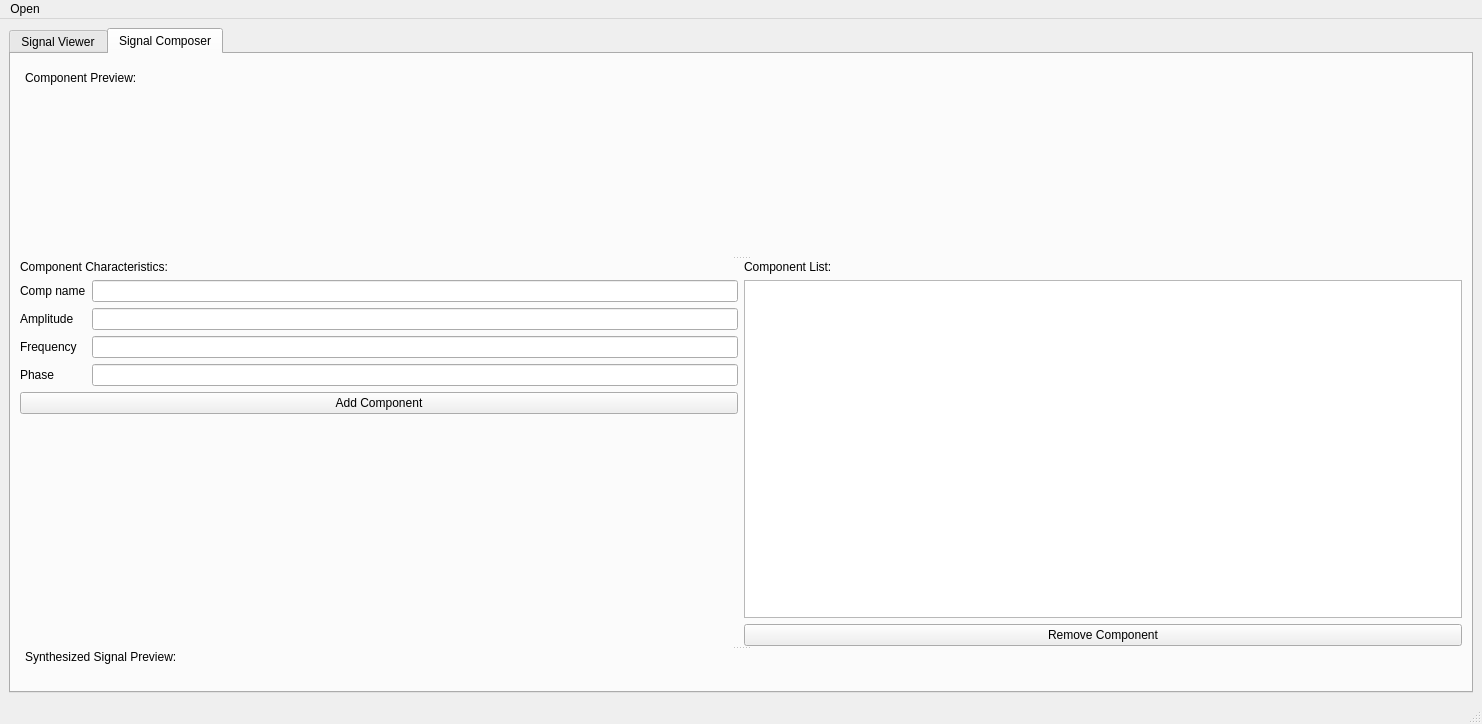
Old version of the form S.ui in the repository RushingBlast/DSP_Task_2.
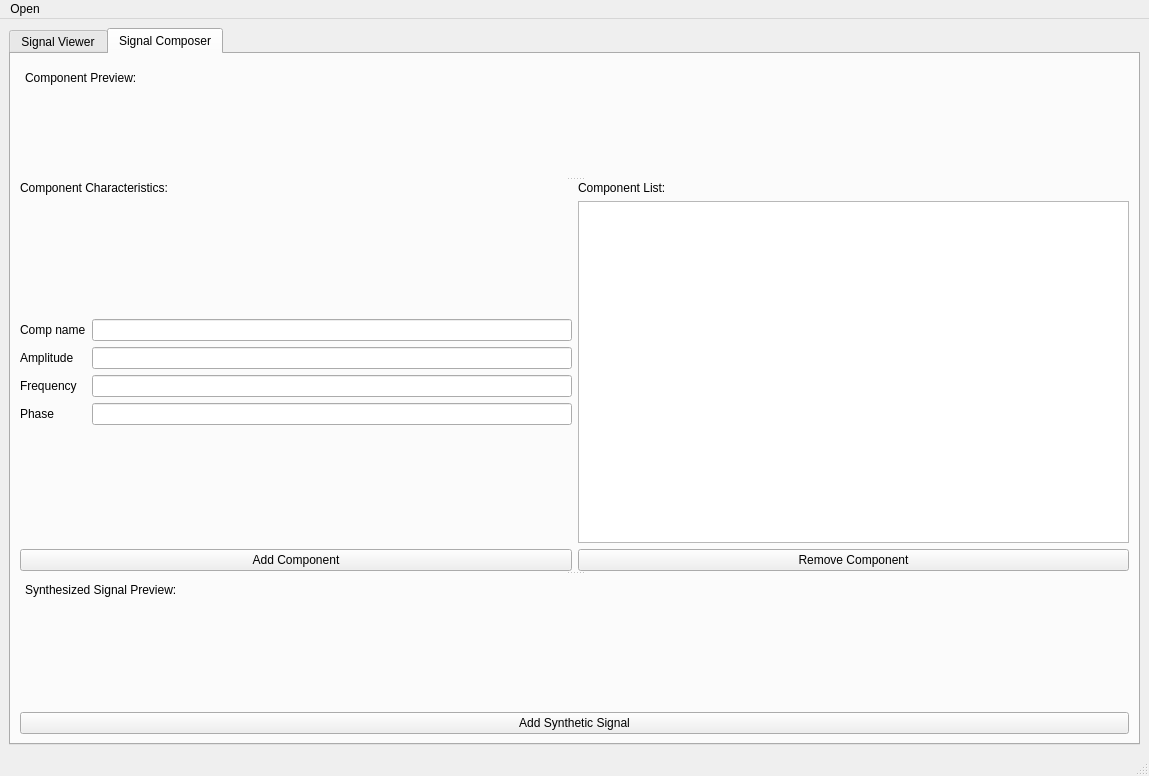
New version of the form. Custom widgets are drawn as their Qt base class.

What changed in the file:
```diff
--- a/S.ui
+++ b/S.ui
@@ -6,8 +6,8 @@
    <rect>
     <x>0</x>
     <y>0</y>
-    <width>1482</width>
-    <height>724</height>
+    <width>1149</width>
+    <height>776</height>
    </rect>
   </property>
   <property name="windowTitle">
@@ -15,7 +15,7 @@
   </property>
   <widget class="QWidget" name="centralwidget">
    <layout class="QGridLayout" name="gridLayout_6">
-    <item row="0" column="0">
+    <item row="1" column="0">
      <widget class="QTabWidget" name="tabWidget">
       <property name="tabShape">
        <enum>QTabWidget::Rounded</enum>
@@ -230,6 +230,12 @@
        <layout class="QGridLayout" name="gridLayout_5">
         <item row="0" column="0">
          <widget class="QSplitter" name="splitter">
+          <property name="sizePolicy">
+           <sizepolicy hsizetype="Preferred" vsizetype="Minimum">
+            <horstretch>0</horstretch>
+            <verstretch>0</verstretch>
+           </sizepolicy>
+          </property>
           <property name="orientation">
            <enum>Qt::Vertical</enum>
           </property>
@@ -268,103 +274,107 @@
               <property name="minimumSize">
                <size>
                 <width>0</width>
-                <height>100</height>
+                <height>50</height>
+               </size>
+              </property>
+              <property name="baseSize">
+               <size>
+                <width>0</width>
+                <height>200</height>
                </size>
               </property>
              </widget>
             </item>
            </layout>
           </widget>
-          <widget class="QWidget" name="">
-           <layout class="QHBoxLayout" name="horizontalLayout">
-            <item>
-             <layout class="QFormLayout" name="formLayout">
+          <widget class="QWidget" name="gridLayoutWidget">
+           <layout class="QGridLayout" name="gridLayout_settings">
               <property name="sizeConstraint">
                <enum>QLayout::SetMinimumSize</enum>
               </property>
+            <item row="2" column="1">
+             <widget class="QPushButton" name="btn_remove_component">
+              <property name="text">
+               <string>Remove Component</string>
+              </property>
+             </widget>
+            </item>
+            <item row="2" column="0">
+             <widget class="QPushButton" name="btn_add_component">
+              <property name="text">
+               <string>Add Component</string>
+              </property>
+             </widget>
+            </item>
+            <item row="1" column="1">
+             <widget class="QListWidget" name="listWidget"/>
+            </item>
+            <item row="0" column="1">
+             <widget class="QLabel" name="label_component_list">
+              <property name="text">
+               <string>Component List:</string>
+              </property>
+             </widget>
+            </item>
               <item row="1" column="0">
+             <layout class="QFormLayout" name="formLayout_3">
+              <property name="formAlignment">
+               <set>Qt::AlignLeading|Qt::AlignLeft|Qt::AlignVCenter</set>
+              </property>
+              <item row="0" column="0">
                <widget class="QLabel" name="label_phase_2">
                 <property name="text">
                  <string>Comp name</string>
                 </property>
                </widget>
               </item>
-              <item row="1" column="1">
+              <item row="0" column="1">
                <widget class="QLineEdit" name="lineEdit_phase_3"/>
               </item>
-              <item row="2" column="0">
+              <item row="1" column="0">
                <widget class="QLabel" name="label_amp">
                 <property name="text">
                  <string>Amplitude</string>
                 </property>
                </widget>
               </item>
-              <item row="2" column="1">
+              <item row="1" column="1">
                <widget class="QLineEdit" name="lineEdit_amplitude"/>
               </item>
-              <item row="3" column="0">
+              <item row="2" column="0">
                <widget class="QLabel" name="label_freq">
                 <property name="text">
                  <string>Frequency</string>
                 </property>
                </widget>
               </item>
-              <item row="3" column="1">
+              <item row="2" column="1">
                <widget class="QLineEdit" name="lineEdit_frequency"/>
               </item>
-              <item row="4" column="0">
+              <item row="3" column="0">
                <widget class="QLabel" name="label_phase">
                 <property name="text">
                  <string>Phase</string>
                 </property>
                </widget>
               </item>
-              <item row="4" column="1">
+              <item row="3" column="1">
                <widget class="QLineEdit" name="lineEdit_phase"/>
               </item>
-              <item row="0" column="0" colspan="2">
-               <widget class="QLabel" name="label_4">
+             </layout>
+            </item>
+            <item row="0" column="0">
+             <widget class="QLabel" name="label_comp_stats">
                 <property name="text">
                  <string>Component Characteristics:</string>
                 </property>
                </widget>
               </item>
-              <item row="5" column="0" colspan="2">
-               <widget class="QPushButton" name="btn_add_component">
-                <property name="text">
-                 <string>Add Component</string>
-                </property>
-               </widget>
-              </item>
-             </layout>
-            </item>
-            <item>
-             <layout class="QFormLayout" name="formLayout_3">
-              <property name="sizeConstraint">
-               <enum>QLayout::SetMinimumSize</enum>
-              </property>
-              <item row="0" column="0">
-               <widget class="QLabel" name="label_component_list">
-                <property name="text">
-                 <string>Component List:</string>
-                </property>
-               </widget>
-              </item>
-              <item row="2" column="0" colspan="2">
-               <widget class="QPushButton" name="btn_remove_component">
-                <property name="text">
-                 <string>Remove Component</string>
-                </property>
-               </widget>
-              </item>
-              <item row="1" column="0" colspan="2">
-               <widget class="QListWidget" name="listWidget"/>
-              </item>
-             </layout>
-            </item>
            </layout>
           </widget>
           <widget class="QWidget" name="">
+           <layout class="QGridLayout" name="gridLayout_7">
+            <item row="0" column="0">
            <layout class="QVBoxLayout" name="verticalLayout_2">
             <item>
              <widget class="QLabel" name="label_2">
@@ -399,9 +409,36 @@
               <property name="minimumSize">
                <size>
                 <width>0</width>
+                  <height>50</height>
+                 </size>
+                </property>
+                <property name="baseSize">
+                 <size>
+                  <width>0</width>
+                  <height>200</height>
+                 </size>
+                </property>
+               </widget>
+              </item>
+             </layout>
+            </item>
+            <item row="1" column="0">
+             <widget class="QPushButton" name="pushButton">
+              <property name="minimumSize">
+               <size>
+                <width>200</width>
                 <height>0</height>
                </size>
               </property>
+              <property name="maximumSize">
+               <size>
+                <width>16777215</width>
+                <height>16777215</height>
+               </size>
+              </property>
+              <property name="text">
+               <string>Add Synthetic Signal</string>
+              </property>
              </widget>
             </item>
            </layout>
@@ -419,7 +456,7 @@
     <rect>
      <x>0</x>
      <y>0</y>
-     <width>1482</width>
+     <width>1149</width>
      <height>26</height>
     </rect>
    </property>
```
Left out of the diff: 58 changed lines with no effect on the pictures. Lines whose indentation alone changed are shown as unchanged.
